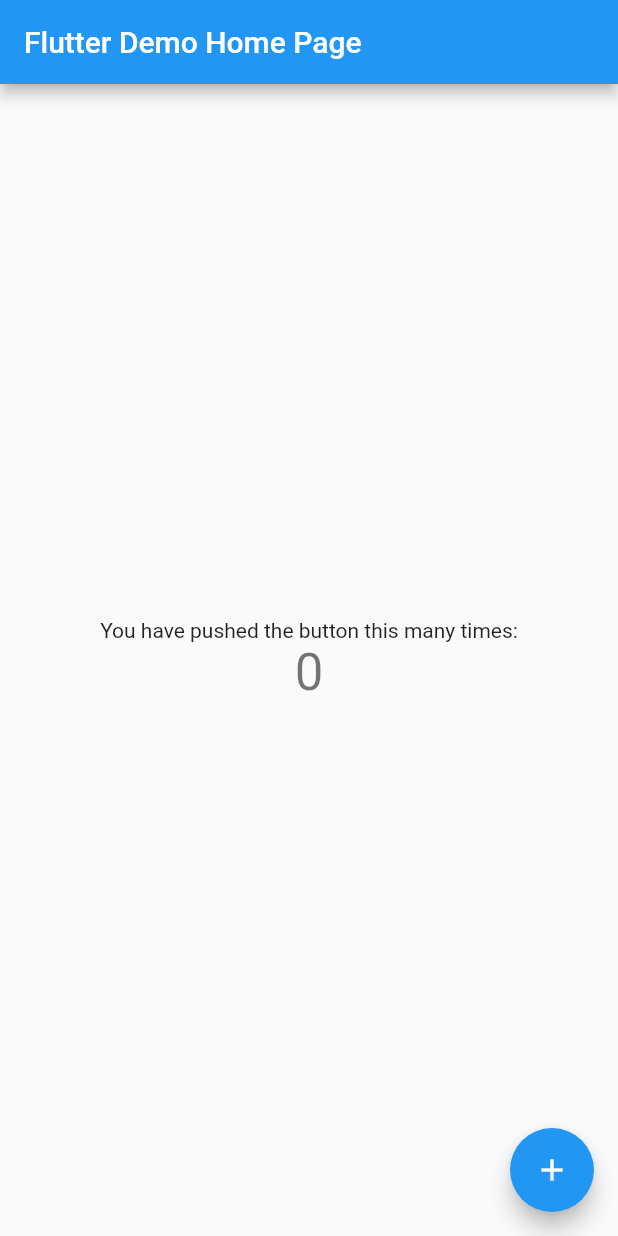
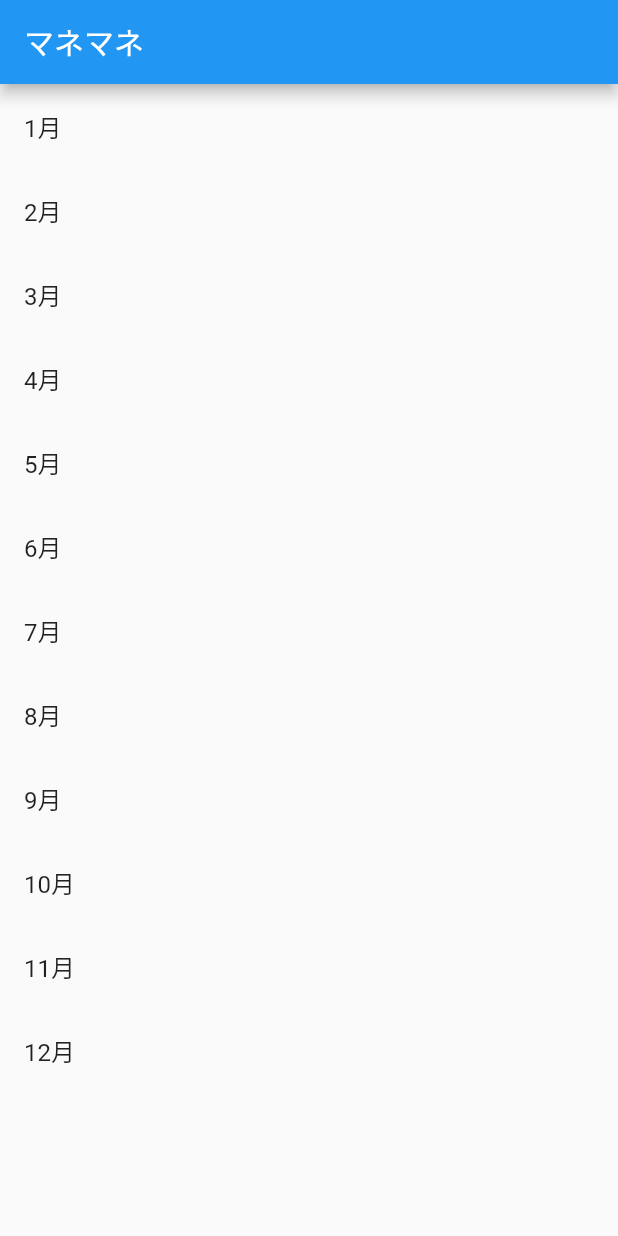
Before and after one commit to higu-yuu/Kakeibo_app, a Flutter app: the screen it shows after launch, on a phone screen of 412 x 824 dp. Run offline on Flutter 3.47's test engine with Material 2 defaults, Android fonts, the phone set to English and light mode, and no system bars.

Commit message:
リスト作成

```diff
--- a/lib/main.dart
+++ b/lib/main.dart
@@ -5,39 +5,20 @@
 }
 
 class MyApp extends StatelessWidget {
-  // This widget is the root of your application.
   @override
   Widget build(BuildContext context) {
     return MaterialApp(
-      title: 'Flutter Demo',
+      title: 'マネマネ',
       theme: ThemeData(
-        // This is the theme of your application.
-        //
-        // Try running your application with "flutter run". You'll see the
-        // application has a blue toolbar. Then, without quitting the app, try
-        // changing the primarySwatch below to Colors.green and then invoke
-        // "hot reload" (press "r" in the console where you ran "flutter run",
-        // or simply save your changes to "hot reload" in a Flutter IDE).
-        // Notice that the counter didn't reset back to zero; the application
-        // is not restarted.
         primarySwatch: Colors.blue,
       ),
-      home: MyHomePage(title: 'Flutter Demo Home Page'),
+      home: MyHomePage(title: 'マネマネ'),
     );
   }
 }
 
 class MyHomePage extends StatefulWidget {
   MyHomePage({Key? key, required this.title}) : super(key: key);
-
-  // This widget is the home page of your application. It is stateful, meaning
-  // that it has a State object (defined below) that contains fields that affect
-  // how it looks.
-
-  // This class is the configuration for the state. It holds the values (in this
-  // case the title) provided by the parent (in this case the App widget) and
-  // used by the build method of the State. Fields in a Widget subclass are
-  // always marked "final".
 
   final String title;
 
@@ -46,67 +27,24 @@
 }
 
 class _MyHomePageState extends State<MyHomePage> {
-  int _counter = 0;
-
-  void _incrementCounter() {
-    setState(() {
-      // This call to setState tells the Flutter framework that something has
-      // changed in this State, which causes it to rerun the build method below
-      // so that the display can reflect the updated values. If we changed
-      // _counter without calling setState(), then the build method would not be
-      // called again, and so nothing would appear to happen.
-      _counter++;
-    });
-  }
+  final items = List<String>.generate(12, (i) => "${i + 1}月");
 
   @override
   Widget build(BuildContext context) {
-    // This method is rerun every time setState is called, for instance as done
-    // by the _incrementCounter method above.
-    //
-    // The Flutter framework has been optimized to make rerunning build methods
-    // fast, so that you can just rebuild anything that needs updating rather
-    // than having to individually change instances of widgets.
     return Scaffold(
       appBar: AppBar(
-        // Here we take the value from the MyHomePage object that was created by
-        // the App.build method, and use it to set our appbar title.
         title: Text(widget.title),
       ),
-      body: Center(
-        // Center is a layout widget. It takes a single child and positions it
-        // in the middle of the parent.
-        child: Column(
-          // Column is also a layout widget. It takes a list of children and
-          // arranges them vertically. By default, it sizes itself to fit its
-          // children horizontally, and tries to be as tall as its parent.
-          //
-          // Invoke "debug painting" (press "p" in the console, choose the
-          // "Toggle Debug Paint" action from the Flutter Inspector in Android
-          // Studio, or the "Toggle Debug Paint" command in Visual Studio Code)
-          // to see the wireframe for each widget.
-          //
-          // Column has various properties to control how it sizes itself and
-          // how it positions its children. Here we use mainAxisAlignment to
-          // center the children vertically; the main axis here is the vertical
-          // axis because Columns are vertical (the cross axis would be
-          // horizontal).
-          mainAxisAlignment: MainAxisAlignment.center,
-          children: <Widget>[
-            Text(
-              'You have pushed the button this many times:',
-            ),
-            Text(
-              '$_counter',
-              style: Theme.of(context).textTheme.headline4,
-            ),
-          ],
+      body: Container(
+        width: double.infinity,
+        child: ListView.builder(
+          itemCount: items.length,
+          itemBuilder: (context, index) {
+            return ListTile(
+              title: Text('${items[index]}'),
+            );
+          },
         ),
-      ),
-      floatingActionButton: FloatingActionButton(
-        onPressed: _incrementCounter,
-        tooltip: 'Increment',
-        child: Icon(Icons.add),
       ), // This trailing comma makes auto-formatting nicer for build methods.
     );
   }
```
Also changed, not shown: 5 other files.
